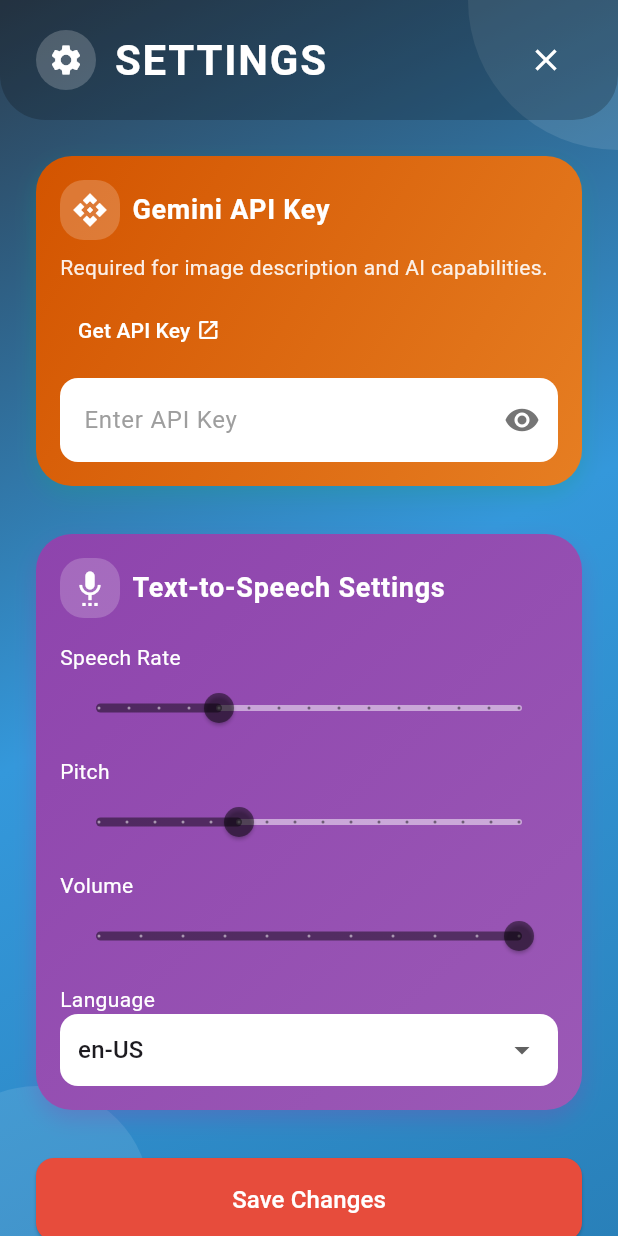
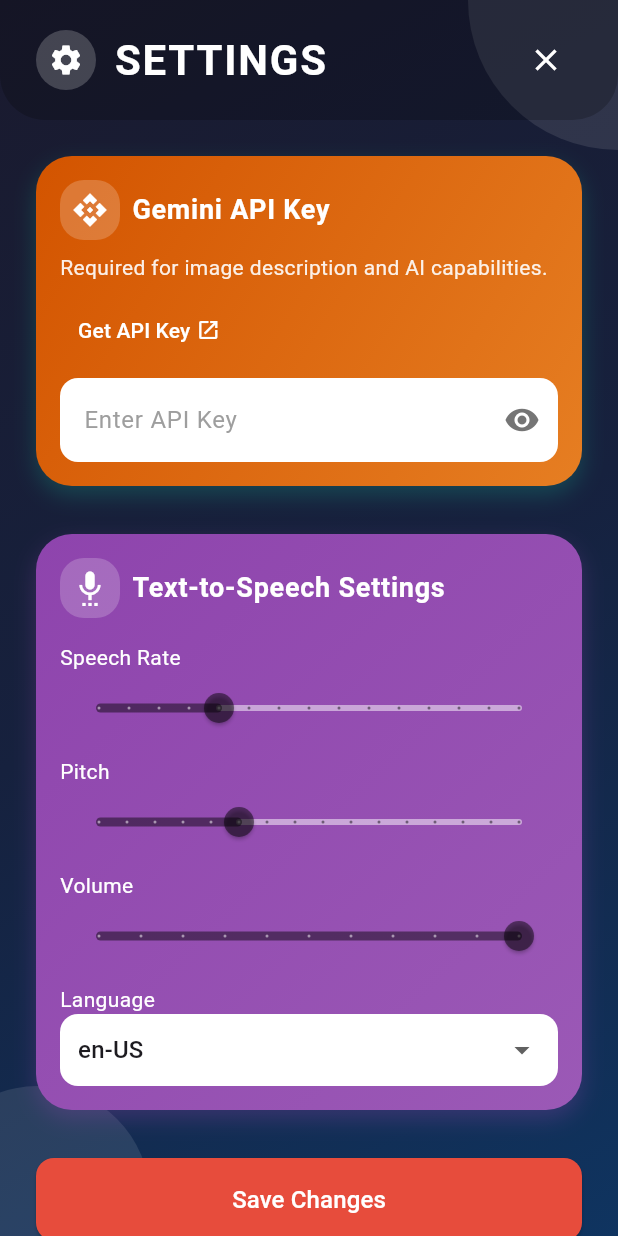
Before and after one commit to amandangol/percepteX, a Flutter app: the HomeScreen screen opened directly, after a tap on the "settings" icon, on a phone screen of 412 x 824 dp. Run offline on Flutter 3.47's test engine with Material 3 defaults, Android fonts, the phone set to English and light mode, and no system bars; drawn by our look-alikes of flutter_animate; our stand-ins replace camera, flutter_tts, google_generative_ai, share_plus, shared_preferences, sliding_up_panel; missing offline and left inert: exif, google_mlkit_text_recognition, tflite_flutter; accounts and stored records are empty.

```diff
--- a/lib/features/home/home_screen.dart
+++ b/lib/features/home/home_screen.dart
@@ -19,8 +19,9 @@
 }
 
 class _HomeScreenState extends State<HomeScreen> with WidgetsBindingObserver {
-  late FlutterTts flutterTts;
+  FlutterTts? flutterTts;
   bool isFirstLaunch = false;
+  bool isTtsInitialized = false;
 
   @override
   void initState() {
@@ -29,22 +30,33 @@
     checkFirstLaunch();
   }
 
-  void checkFirstLaunch() async {
+  Future<void> _initialize() async {
+    await checkFirstLaunch();
+    await initializeTts();
+  }
+
+  Future<void> checkFirstLaunch() async {
     final prefs = await SharedPreferences.getInstance();
-    isFirstLaunch = !(prefs.getBool('has_launched') ?? false);
+    setState(() {
+      isFirstLaunch = !(prefs.getBool('has_launched') ?? false);
+    });
     if (isFirstLaunch) {
       await prefs.setBool('has_launched', true);
-      initializeTts();
     }
   }
 
-  void initializeTts() async {
-    flutterTts = FlutterTts();
-    await flutterTts.setLanguage('en-US');
-    await flutterTts.setPitch(1.0);
-    await flutterTts.setSpeechRate(0.5);
+  Future<void> initializeTts() async {
+    final tts = FlutterTts();
+    await tts.setLanguage('en-US');
+    await tts.setPitch(1.0);
+    await tts.setSpeechRate(0.5);
 
-    if (isFirstLaunch) {
+    setState(() {
+      flutterTts = tts;
+      isTtsInitialized = true;
+    });
+
+    if (isFirstLaunch && mounted) {
       final hour = DateTime.now().hour;
       String timeOfDayGreeting = hour < 12
           ? 'Good Morning'
@@ -57,15 +69,55 @@
           'I can help you detect objects, recognize text, describe scenes, and search for items. '
           'Let\'s explore what you can do today!';
 
-      await flutterTts.speak(greeting);
+      await flutterTts?.speak(greeting);
     }
   }
 
   @override
   void dispose() {
-    flutterTts.stop();
+    flutterTts?.stop();
     WidgetsBinding.instance.removeObserver(this);
     super.dispose();
+  }
+
+  Future<void> _navigateToFeature(
+      BuildContext context, FeatureType feature) async {
+    await flutterTts?.stop();
+    if (mounted) {
+      Navigator.push(
+        context,
+        MaterialPageRoute(
+          builder: (context) => FeatureDetector(
+            feature: feature,
+            onBack: () => Navigator.pop(context),
+          ),
+        ),
+      );
+    }
+  }
+
+  Future<void> _navigateToTutorial(BuildContext context) async {
+    await flutterTts?.stop();
+    if (mounted) {
+      Navigator.push(
+        context,
+        MaterialPageRoute(
+          builder: (context) => TutorialScreen(
+            onClose: () => Navigator.pop(context),
+          ),
+        ),
+      );
+    }
+  }
+
+  Future<void> _navigateToSettings(BuildContext context) async {
+    await flutterTts?.stop();
+    if (mounted) {
+      Navigator.push(
+        context,
+        MaterialPageRoute(builder: (_) => const SettingsScreen()),
+      );
+    }
   }
 
   @override
@@ -143,7 +195,7 @@
       },
       {
         'title': 'Object Search',
-        'icon': Icons.camera_alt,
+        'icon': Icons.manage_search_outlined,
         'description': 'Search objects with Google',
         'colors': [const Color(0xFF2980B), Color.fromARGB(255, 188, 219, 52)],
         'feature': FeatureType.objectSearch,
@@ -173,37 +225,4 @@
       },
     );
   }
-
-  void _navigateToFeature(BuildContext context, FeatureType feature) async {
-    await flutterTts.stop();
-    Navigator.push(
-      context,
-      MaterialPageRoute(
-        builder: (context) => FeatureDetector(
-          feature: feature,
-          onBack: () => Navigator.pop(context),
-        ),
-      ),
-    );
-  }
-
-  void _navigateToTutorial(BuildContext context) async {
-    await flutterTts.stop();
-    Navigator.push(
-      context,
-      MaterialPageRoute(
-        builder: (context) => TutorialScreen(
-          onClose: () => Navigator.pop(context),
-        ),
-      ),
-    );
-  }
-
-  void _navigateToSettings(BuildContext context) async {
-    await flutterTts.stop();
-    Navigator.push(
-      context,
-      MaterialPageRoute(builder: (_) => const SettingsScreen()),
-    );
-  }
 }
--- a/lib/features/home/widgets/feature_card.dart
+++ b/lib/features/home/widgets/feature_card.dart
@@ -26,10 +26,7 @@
 
   @override
   Widget build(BuildContext context) {
-    return MouseRegion(
-      onEnter: (_) => setState(() => _isHovered = true),
-      onExit: (_) => setState(() => _isHovered = false),
-      child: AnimatedContainer(
+    return AnimatedContainer(
       duration: const Duration(milliseconds: 300),
       curve: Curves.easeInOut,
       margin: EdgeInsets.all(_isHovered ? 8 : 12),
@@ -101,7 +98,6 @@
     ).animate().fadeIn(
           duration: 600.ms,
           curve: Curves.easeOut,
-          ),
         );
   }
 }
--- a/lib/features/home/widgets/greeting_section.dart
+++ b/lib/features/home/widgets/greeting_section.dart
@@ -97,7 +97,7 @@
             : 'Good Evening';
 
     return '$timeOfDayGreeting! I am PercepteX, your AI vision companion. '
-        'I can help you detect objects, recognize text, describe scenes, and search for items. '
+        'I can help you detect objects, recognize text, analyze scenes, and search for objects. I also provide voice interactions for a better experience.'
         'Let\'s explore what you can do today!';
   }
 
@@ -241,7 +241,7 @@
                       ),
                       const SizedBox(height: 8),
                       Text(
-                        'Your AI Vision Companion',
+                        'Ready to assist with visual tasks with\nvoice interaction',
                         style: TextStyle(
                           fontSize: 16,
                           fontWeight: FontWeight.w300,
--- a/lib/features/home/widgets/perceptex_appBar.dart
+++ b/lib/features/home/widgets/perceptex_appBar.dart
@@ -16,64 +16,132 @@
         bottom: 16,
       ),
       decoration: BoxDecoration(
-        color: Colors.black.withOpacity(0.2),
+        gradient: LinearGradient(
+          begin: Alignment.topLeft,
+          end: Alignment.bottomRight,
+          colors: [
+            Colors.black.withOpacity(0.3),
+            Colors.black.withOpacity(0.1),
+          ],
+        ),
         borderRadius: const BorderRadius.only(
           bottomLeft: Radius.circular(30),
           bottomRight: Radius.circular(30),
         ),
+        boxShadow: [
+          BoxShadow(
+            color: Colors.black.withOpacity(0.1),
+            blurRadius: 10,
+            offset: const Offset(0, 4),
+          ),
+        ],
       ),
       child: Row(
         mainAxisAlignment: MainAxisAlignment.spaceBetween,
         children: [
           Row(
             children: [
-              Container(
+              Hero(
+                tag: 'app_icon',
+                child: Container(
                   decoration: BoxDecoration(
-                  gradient: const LinearGradient(
-                    colors: [
-                      Color(0xFF1ABC9C),
-                      Color(0xFF16A085),
-                    ],
-                    begin: Alignment.topLeft,
-                    end: Alignment.bottomRight,
-                  ),
-                  borderRadius: BorderRadius.circular(12),
+                    borderRadius: BorderRadius.circular(15),
                     boxShadow: [
                       BoxShadow(
-                      color: Colors.black.withOpacity(0.3),
-                      spreadRadius: 5,
-                      blurRadius: 15,
-                      offset: const Offset(0, 5),
+                        color: Colors.black.withOpacity(0.2),
+                        blurRadius: 8,
+                        offset: const Offset(0, 2),
                       ),
                     ],
                   ),
-                padding: const EdgeInsets.all(8),
-                child: const Icon(
-                  Icons.remove_red_eye_outlined,
-                  size: 24,
-                  color: Colors.white,
+                  child: ClipRRect(
+                    borderRadius: BorderRadius.circular(15),
+                    child: Image.asset(
+                      "assets/icon/icon.png",
+                      height: 45,
+                      width: 45,
                     ),
                   ),
-              const SizedBox(width: 12),
+                ),
+              ),
+              const SizedBox(width: 16),
+              Column(
+                crossAxisAlignment: CrossAxisAlignment.start,
+                mainAxisSize: MainAxisSize.min,
+                children: [
                   const Text(
                     'PercepteX',
                     style: TextStyle(
-                  fontSize: 28,
-                  fontWeight: FontWeight.w500,
+                      fontSize: 24,
+                      fontWeight: FontWeight.w600,
                       color: Colors.white,
-                  letterSpacing: 1.2,
+                      letterSpacing: 0.8,
+                    ),
+                  ),
+                  Text(
+                    'AI Vision Companion',
+                    style: TextStyle(
+                      fontSize: 12,
+                      fontWeight: FontWeight.w400,
+                      color: Colors.white.withOpacity(0.7),
+                      letterSpacing: 0.5,
                     ),
                   ),
                 ],
               ),
-          Container(
+            ],
+          ),
+          Material(
+            color: Colors.transparent,
+            child: InkWell(
+              onTap: onSettingsPressed,
+              borderRadius: BorderRadius.circular(50),
+              child: Container(
+                padding: const EdgeInsets.all(12),
                 decoration: BoxDecoration(
                   shape: BoxShape.circle,
+                  gradient: LinearGradient(
+                    begin: Alignment.topLeft,
+                    end: Alignment.bottomRight,
+                    colors: [
+                      Colors.white.withOpacity(0.3),
+                      Colors.white.withOpacity(0.1),
+                    ],
+                  ),
+                  border: Border.all(
                     color: Colors.white.withOpacity(0.2),
+                    width: 1,
                   ),
-            child: IconButton(
-              onPressed: onSettingsPressed,
-              icon: const Icon(Icons.settings, color: Colors.white),
+                  boxShadow: [
+                    BoxShadow(
+                      color: Colors.black.withOpacity(0.1),
+                      blurRadius: 8,
+                      offset: const Offset(0, 2),
+                    ),
+                  ],
+                ),
+                child: Stack(
+                  children: [
+                    RotatingSettingsIcon(),
+                    Positioned(
+                      right: 0,
+                      top: 0,
+                      child: Container(
+                        width: 8,
+                        height: 8,
+                        decoration: BoxDecoration(
+                          shape: BoxShape.circle,
+                          color: Colors.greenAccent,
+                          border: Border.all(
+                            color: Colors.white,
+                            width: 1,
+                          ),
+                        ),
+                      ),
+                    ),
+                  ],
+                ),
+              ),
             ),
           ),
         ],
@@ -81,3 +149,42 @@
     );
   }
 }
+
+class RotatingSettingsIcon extends StatefulWidget {
+  const RotatingSettingsIcon({Key? key}) : super(key: key);
+
+  @override
+  _RotatingSettingsIconState createState() => _RotatingSettingsIconState();
+}
+
+class _RotatingSettingsIconState extends State<RotatingSettingsIcon>
+    with SingleTickerProviderStateMixin {
+  late AnimationController _controller;
+
+  @override
+  void initState() {
+    super.initState();
+    _controller = AnimationController(
+      duration: const Duration(seconds: 10),
+      vsync: this,
+    )..repeat();
+  }
+
+  @override
+  void dispose() {
+    _controller.dispose();
+    super.dispose();
+  }
+
+  @override
+  Widget build(BuildContext context) {
+    return RotationTransition(
+      turns: _controller,
+      child: Icon(
+        Icons.settings,
+        color: Colors.white.withOpacity(0.9),
+        size: 24,
+      ),
+    );
+  }
+}
--- a/lib/features/settings/settings_screen.dart
+++ b/lib/features/settings/settings_screen.dart
@@ -477,20 +477,19 @@
   Widget build(BuildContext context) {
     return Scaffold(
       body: Container(
-        decoration: const BoxDecoration(
+        decoration: BoxDecoration(
           gradient: LinearGradient(
             begin: Alignment.topLeft,
             end: Alignment.bottomRight,
             colors: [
-              Color(0xFF2C3E50), // Deep blue-gray
-              Color(0xFF3498DB), // Bright blue
-              Color(0xFF2980B9), // Medium blue
+              Color(0xFF1A1A2E),
+              Color(0xFF16213E),
+              Color(0xFF0F3460),
             ],
           ),
         ),
         child: Stack(
           children: [
-            // Decorative background circles similar to home view
             Positioned(
               top: -100,
               right: -100,
--- a/lib/main.dart
+++ b/lib/main.dart
@@ -1,5 +1,7 @@
 import 'package:flutter/material.dart';
 import 'package:flutter/services.dart';
+import 'package:perceptexx/features/home/home_screen.dart';
+import 'package:perceptexx/features/onboarding/onboarding_screen.dart';
 import 'package:perceptexx/features/splash/splash_screen.dart';
 
 void main() async {
@@ -29,7 +31,7 @@
         visualDensity: VisualDensity.adaptivePlatformDensity,
         fontFamily: 'Roboto', // Optional: add a global font
       ),
-      home: const SplashScreen(), // Change initial route to SplashScreen
+      home: const OnboardingScreen(), // Change initial route to SplashScreen
     );
   }
 }
--- a/lib/services/image_analysis_service.dart
+++ b/lib/services/image_analysis_service.dart
@@ -225,6 +225,7 @@
   Future<void> _cleanupTempFile(File file) async {
     await file
         .delete()
+        // ignore: invalid_return_type_for_catch_error
         .catchError((e) => print('Error deleting temp file: $e'));
   }
 
--- a/lib/shared/control_button_widget.dart
+++ b/lib/shared/control_button_widget.dart
@@ -86,7 +86,7 @@
           label: isProcessing
               ? 'Stop'
               : (showTextOutput ? 'New Search' : 'Search Objects'),
-          color: isProcessing ? Colors.red : Colors.yellow.withOpacity(0.5),
+          color: isProcessing ? Colors.red : Colors.blue,
         );
     }
   }
--- a/pubspec.yaml
+++ b/pubspec.yaml
@@ -91,6 +91,7 @@
   assets:
     - assets/images/
     - assets/models/
+    - assets/icon/
 
   # An image asset can refer to one or more resolution-specific "variants", see
   # https://flutter.dev/assets-and-images/#resolution-aware
```
Also changed, not shown: lib/features/home/feature_detector.dart (+5 -6 lines), lib/features/onboarding/onboarding_screen.dart (+7 -0 lines), lib/services/object_search_service.dart (deleted, +0 -134 lines). Lines whose indentation alone changed are shown as unchanged.
